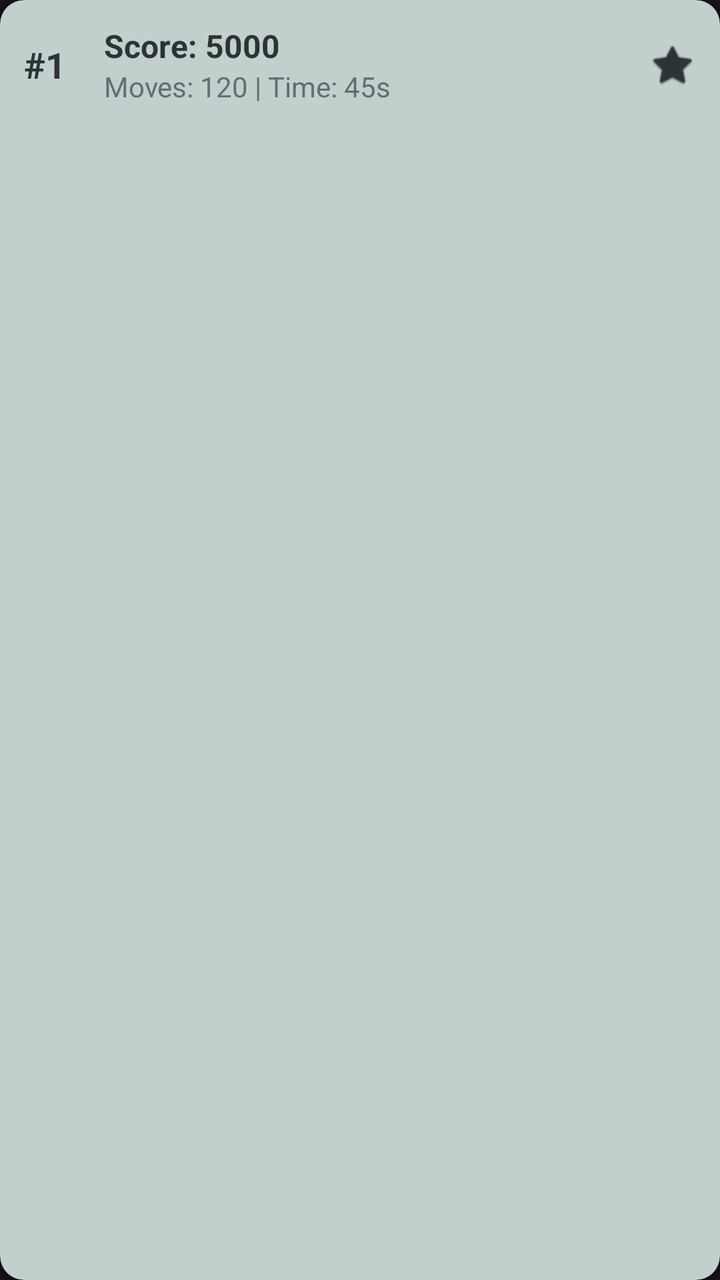
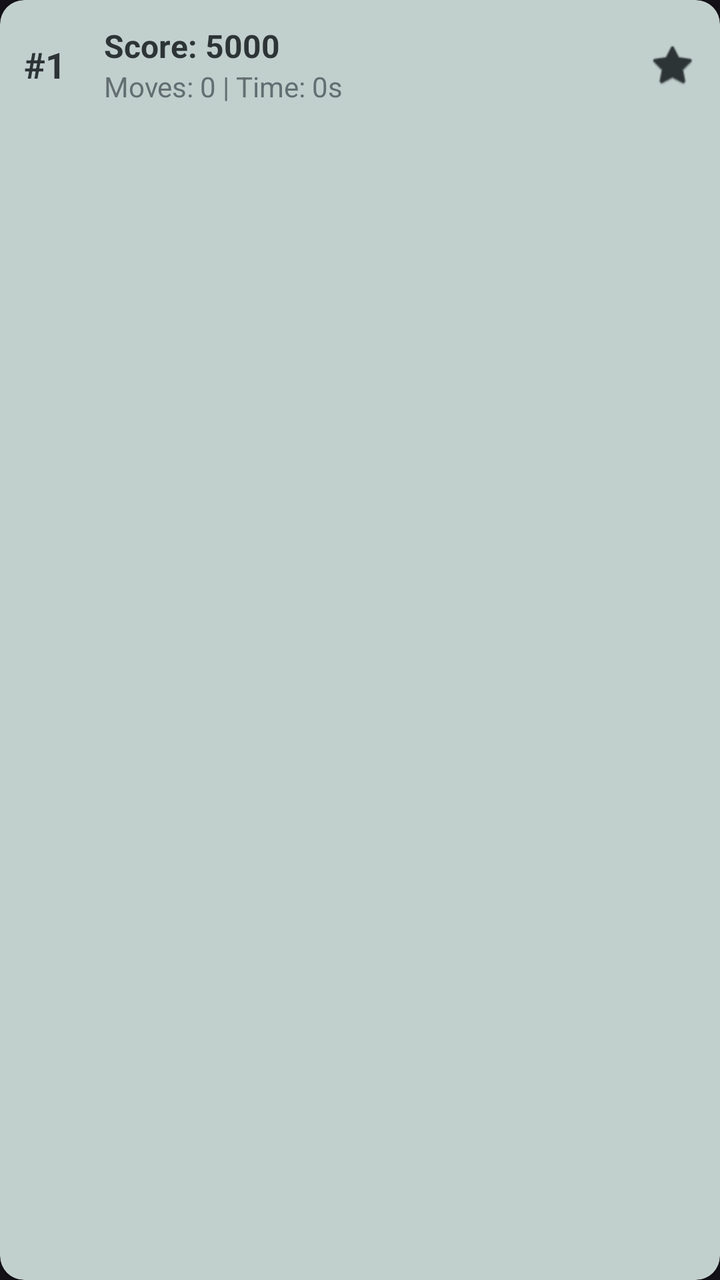

Before-and-after screenshots of an Android layout around one commit, followed by the original layout XML and the change that was made.
<!-- AndroidManifest.xml: application theme Theme.SolitaireGame -->
<!-- res/layout/item_high_score.xml -->
<?xml version="1.0" encoding="utf-8"?>
<androidx.cardview.widget.CardView xmlns:android="http://schemas.android.com/apk/res/android"
    xmlns:app="http://schemas.android.com/apk/res-auto"
    android:layout_width="match_parent"
    android:layout_height="wrap_content"
    android:layout_marginVertical="4dp"
    app:cardCornerRadius="12dp"
    app:cardElevation="2dp"
    app:cardBackgroundColor="#c2d0cd">

    <LinearLayout
        android:layout_width="match_parent"
        android:layout_height="wrap_content"
        android:orientation="horizontal"
        android:padding="12dp"
        android:gravity="center_vertical">

        <TextView
            android:id="@+id/rankText"
            android:layout_width="40dp"
            android:layout_height="wrap_content"
            android:text="#1"
            android:textColor="#2d3436"
            android:textStyle="bold"
            android:textSize="18sp"/>

        <LinearLayout
            android:layout_width="0dp"
            android:layout_height="wrap_content"
            android:layout_weight="1"
            android:orientation="vertical">

            <TextView
                android:id="@+id/scoreText"
                android:layout_width="wrap_content"
                android:layout_height="wrap_content"
                android:text="Score: 5000"
                android:textColor="#2d3436"
                android:textStyle="bold"
                android:textSize="16sp"/>

            <TextView
                android:id="@+id/detailsText"
                android:layout_width="wrap_content"
                android:layout_height="wrap_content"
                android:text="Moves: 120 | Time: 45s"
                android:textColor="#636e72"
                android:textSize="14sp"/>
        </LinearLayout>

        <ImageView
            android:layout_width="24dp"
            android:layout_height="24dp"
            android:src="@android:drawable/btn_star_big_on"
            app:tint="#2d3436"/>

    </LinearLayout>
</androidx.cardview.widget.CardView>
<!-- resources referenced by this layout -->
<resources>
  <style name="Theme.SolitaireGame" parent="Theme.Material3.Dark.NoActionBar">
          
          <item name="colorPrimary">@color/purple_500</item>
          <item name="colorPrimaryVariant">@color/purple_700</item>
          <item name="colorOnPrimary">@color/white</item>
          
          <item name="colorSecondary">@color/teal_200</item>
          <item name="colorSecondaryVariant">@color/teal_700</item>
          <item name="colorOnSecondary">@color/black</item>
          
          <item name="android:statusBarColor">@color/black</item>
          
          <item name="floatingActionButtonStyle">@style/FabStyle</item>
      </style>
  <color name="purple_500">#FF6200EE</color>
  <color name="purple_700">#FF3700B3</color>
  <color name="white">#FFFFFFFF</color>
  <color name="teal_200">#FF03DAC5</color>
  <color name="teal_700">#FF018786</color>
  <color name="black">#FF000000</color>
  <style name="FabStyle" parent="Widget.MaterialComponents.FloatingActionButton">
          <item name="backgroundTint">@color/black</item>
          <item name="tint">@android:color/white</item>
          <item name="elevation">8dp</item>
          <item name="hoveredFocusedTranslationZ">12dp</item>
          <item name="pressedTranslationZ">8dp</item>
          <item name="shapeAppearance">@style/FabShapeAppearance</item>
      </style>
  <style name="FabShapeAppearance" parent="ShapeAppearance.MaterialComponents.SmallComponent">
          <item name="cornerFamily">rounded</item>
          <item name="cornerSize">50%</item>
      </style>
</resources>

<!-- the commit's change to res/layout/item_high_score.xml (unified diff, before → after) -->
@@ -43,7 +43,7 @@
                 android:id="@+id/detailsText"
                 android:layout_width="wrap_content"
                 android:layout_height="wrap_content"
-                android:text="Moves: 120 | Time: 45s"
+                android:text="Moves: 0 | Time: 0s"
                 android:textColor="#636e72"
                 android:textSize="14sp"/>
         </LinearLayout>
